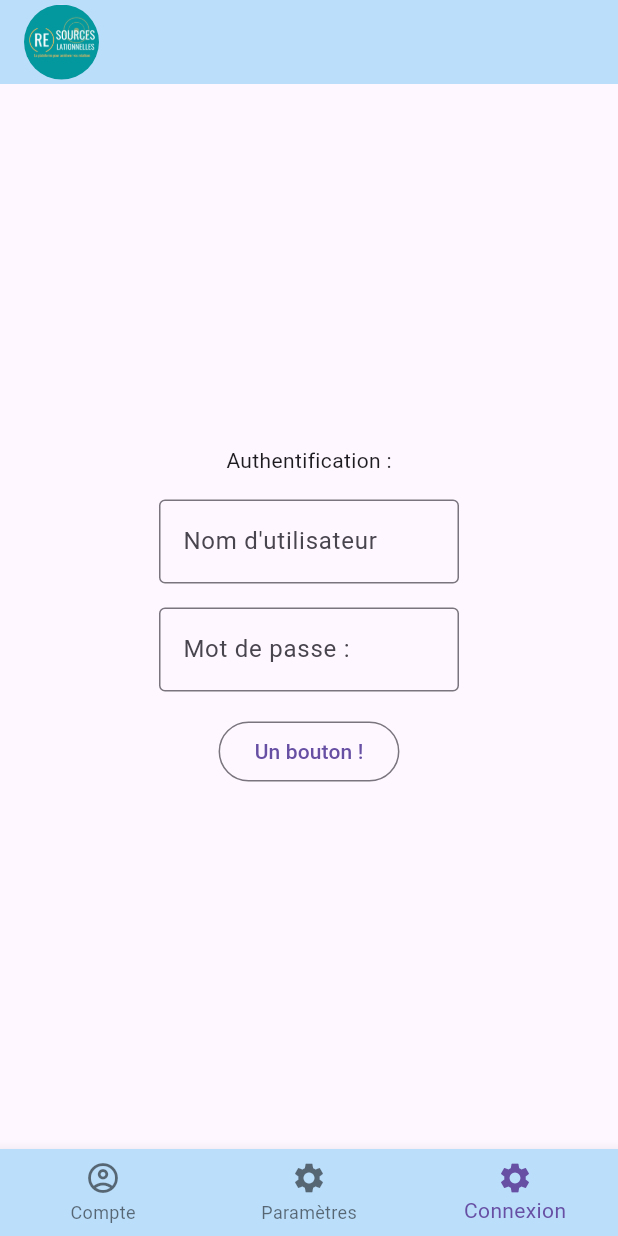
After one commit to mascretelise/resources_relationnellesMobile, a Flutter app: the screen it shows after launch, item 3 of the bottom bar chosen, on a phone screen of 412 x 824 dp. The commit adds this screen. Run offline on Flutter 3.47's test engine with Material 3 defaults, Android fonts, the phone set to English and light mode, and no system bars.

Commit message:
Ajout de la page login + mise en place fichier config.dart pour les informations fixes (IP serveur, clé api...)

```diff
--- a/resources_relationnelles/lib/Pages/accueil.dart
+++ b/resources_relationnelles/lib/Pages/accueil.dart
@@ -7,6 +7,6 @@ class Accueil extends StatelessWidget {
   Widget build(BuildContext context) {
     return Center(
       child: Text('Kikou'),
-      );
+    );
   }
 }
--- /dev/null
+++ b/resources_relationnelles/lib/Pages/login.dart
@@ -0,0 +1,133 @@
+import 'package:flutter/material.dart';
+import 'package:http/http.dart' as http;
+import 'dart:convert';
+import 'package:crypto/crypto.dart' as crypto;
+import 'package:myapp/config.dart';
+
+/*
+> Page d'authentification pour l'appli mobile
+> Demande login + mot de passe
+> Envoi de la requête à un serveur
+> Mot de passe hashé en SHA256
+
+Idées d'amélioration:
+> Ergonomie : Stocker les IDs dans un fichier local pour permettre à l'appli de préremplir les champs (utiliser hintText)
+> Sécurité  : Mettre en place une clé API pour la communication avec le serveur
+> Affichage : Rendre l'interface un peu plus jolie
+> Maintenabilité : Récupérer l'ip à partir d'une variable globale
+                   pour éviter de modifier toutes les pages une à une
+>
+*/
+
+class Login extends StatefulWidget {
+  const Login({super.key});
+
+  @override
+  _TestState createState() => _TestState();
+}
+
+class _TestState extends State<Login> {
+  final TextEditingController _usernameController = TextEditingController();
+  final TextEditingController _passwordController = TextEditingController();
+
+  @override
+  void dispose() {
+    // Dispose controllers when the widget is disposed
+    _usernameController.dispose();
+    _passwordController.dispose();
+    super.dispose();
+  }
+
+  void login(BuildContext context) async {
+    var username = _usernameController.text;
+    var password = _passwordController.text;
+    var hashPassword = crypto.sha256.convert(utf8.encode(password)).toString();
+    print(password);
+    print(hashPassword);
+    var client = http.Client();
+    try {
+      var response = await client.post(Uri.https(Config.serverIp),
+          headers: {'login': username, 'password': hashPassword});
+      // var decodedResponse = jsonDecode(utf8.decode(response.bodyBytes)) as Map;
+      var decodedResponse = utf8.decode(response.bodyBytes);
+      //var uri = Uri.parse(decodedResponse['uri'] as String);
+      var uri = Uri.parse(decodedResponse);
+
+      print(await client.get(uri));
+    } catch (error) {
+      print("OwO");
+      print(error);
+    } finally {
+      client.close();
+    }
+  }
+
+  void _showPopup(BuildContext context) {
+    final username = _usernameController.text;
+    final password = _passwordController.text;
+
+    showDialog(
+      context: context,
+      builder: (BuildContext context) {
+        return AlertDialog(
+          title: Text('User Information'),
+          content: Text('Username: $username\nPassword: $password'),
+          actions: [
+            TextButton(
+              onPressed: () {
+                Navigator.of(context).pop(); // Close the dialog
+              },
+              child: Text('OK'),
+            ),
+          ],
+        );
+      },
+    );
+  }
+
+  @override
+  Widget build(BuildContext context) {
+    return Scaffold(
+      body: Center(
+        child: Column(
+          mainAxisSize: MainAxisSize.min, // Keeps the widgets centered
+          children: [
+            Text('Authentification :'),
+            SizedBox(height: 16), // Adds spacing between Text and TextField
+            SizedBox(
+              width: 200, // Optional: set a fixed width for the TextField
+              child: TextField(
+                controller: _usernameController,
+                decoration: InputDecoration(
+                  border: OutlineInputBorder(),
+                  labelText: "Nom d'utilisateur",
+                ),
+              ),
+            ),
+            SizedBox(height: 16),
+            SizedBox(
+              width: 200,
+              child: TextField(
+                controller: _passwordController,
+                obscureText: true, // Hides the password for security
+                decoration: InputDecoration(
+                  border: OutlineInputBorder(),
+                  labelText: "Mot de passe :",
+                ),
+              ),
+            ),
+            SizedBox(height: 16),
+            OutlinedButton(
+              onPressed: () {
+                // Show popup with username and password
+                _showPopup(context);
+                login(context);
+              },
+              child: Text('Un bouton !'),
+            ),
+          ],
+        ),
+      ),
+    );
+  }
+}
--- a/resources_relationnelles/lib/component/nav.dart
+++ b/resources_relationnelles/lib/component/nav.dart
@@ -1,5 +1,6 @@
 import 'package:flutter/material.dart';
 import 'package:myapp/Pages/accueil.dart';
+import 'package:myapp/Pages/login.dart';
 
 class Nav extends StatefulWidget {
   const Nav({super.key});
@@ -12,7 +13,9 @@ class _NavState extends State<Nav> {
   int _selectedIndex = 0;
   final List<Widget> _widgetOptions = <Widget>[
     Accueil(),
-    Text('Paramètres'),
+    Text(
+        'Paramètres'), //Change le texte en paramètre à l'appui du bouton à l'index 2.
+    Login(), //Affiche la page test.dart à l'appui du bouton à l'index 3.
   ];
 
   void _onItemTap(int index) {
@@ -44,6 +47,10 @@ class _NavState extends State<Nav> {
             icon: Icon(Icons.settings),
             label: 'Paramètres',
           ),
+          BottomNavigationBarItem(
+            icon: Icon(Icons.settings),
+            label: 'Connexion',
+          )
         ],
         backgroundColor: Colors.blue[100],
         currentIndex: _selectedIndex,
--- /dev/null
+++ b/resources_relationnelles/lib/config.dart
@@ -0,0 +1,11 @@
+/*
+> Page de configuration où mettre les informations en dur
+> Ajouter des données si nécessaire
+*/
+
+class Config {
+  static var serverIp = "google.com"; //IP du serveur test/réel
+  static var apiKey = ""; //Clé api
+  static var configfile =
+      ""; //Chemin vers le fichier de configuration de l'application
+}
--- a/resources_relationnelles/pubspec.yaml
+++ b/resources_relationnelles/pubspec.yaml
@@ -31,9 +31,14 @@ dependencies:
   flutter:
     sdk: flutter
 
+
   # The following adds the Cupertino Icons font to your application.
   # Use with the CupertinoIcons class for iOS style icons.
   cupertino_icons: ^1.0.8
+  http: ^1.3.0
+  json: ^0.20.4
+  crypto: ^3.0.6
+
 
 dev_dependencies:
   flutter_test:
```
Also changed, not shown: resources_relationnelles/pubspec.lock.
